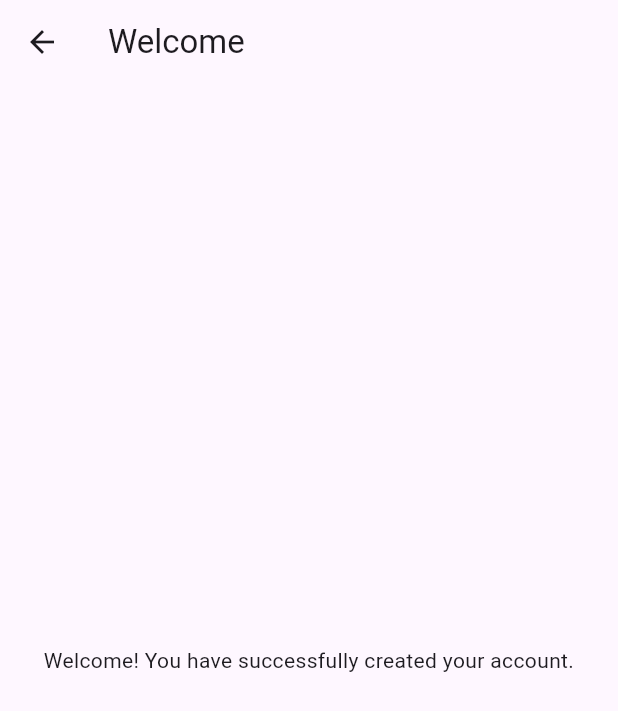
After one commit to TJs87474/Signup_Page, a Flutter app: the Confirmation screen opened directly, on a phone screen of 412 x 824 dp. The commit adds this screen. Shown: the top 711 px of the screen. Run offline on Flutter 3.47's test engine with Material 3 defaults, Android fonts, the phone set to English and light mode, and no system bars.

Commit message:
Added confirmation screen for onpressed

```diff
--- /dev/null
+++ b/lib/confirmation.dart
@@ -0,0 +1,29 @@
+import 'package:flutter/material.dart';
+
+class Confirmation extends StatefulWidget {
+  @override
+  _ConfirmationState createState() => _ConfirmationState();
+}
+
+class _ConfirmationState extends State<Confirmation> {
+
+  @override
+  Widget build(BuildContext context) {
+    return Scaffold(
+      appBar: AppBar(
+        title: Text('Welcome'),
+      ),
+      body: Center(
+        child: Column(
+          mainAxisAlignment: MainAxisAlignment.center,
+          children: <Widget>[
+            Text(
+              'Welcome! You have successfully created your account.',
+              textAlign: TextAlign.center,
+            ),
+          ],
+        ),
+      ),
+    );
+  }
+}
--- a/lib/main.dart
+++ b/lib/main.dart
@@ -1,4 +1,6 @@
 import 'package:flutter/material.dart';
+
+import 'confirmation.dart';
 
 void main() => runApp(const MyApp());
 
@@ -101,6 +103,7 @@ class MyCustomFormState extends State<MyCustomForm> {
               return null;
             },
           ),
+
           Padding(
             padding: const EdgeInsets.symmetric(vertical: 16),
             child: ElevatedButton(
@@ -112,8 +115,16 @@ class MyCustomFormState extends State<MyCustomForm> {
                   ScaffoldMessenger.of(context).showSnackBar(
                     const SnackBar(content: Text('Processing Data')),
                   );
+
+                    Navigator.push(
+                    context,
+                    MaterialPageRoute(
+                      builder: (context) =>  Confirmation(),
+                    ),
+                  );
                 }
               },
+
               child: const Text('Submit'),
             ),
           ),
```
